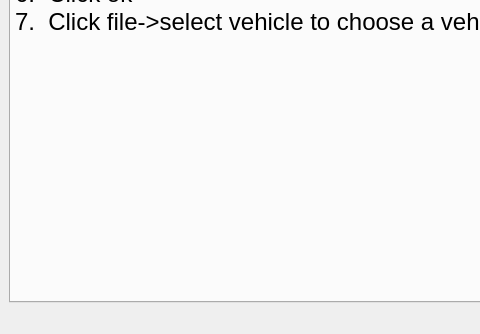
Qt form mainwindowbase.ui (kc8hfi/fuelmanager) before a commit; both pictures show x 0 to 480 and y 275 to 609 of the 868 by 609 pixel window.
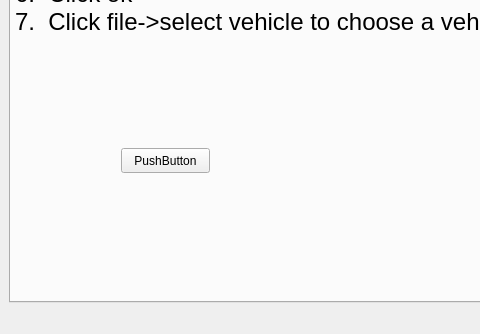
The same form after that commit.

Patch:
```diff
--- a/mainwindowbase.ui
+++ b/mainwindowbase.ui
@@ -69,6 +69,19 @@
          <bool>true</bool>
         </property>
        </widget>
+       <widget class="QPushButton" name="pushButton">
+        <property name="geometry">
+         <rect>
+          <x>110</x>
+          <y>340</y>
+          <width>89</width>
+          <height>25</height>
+         </rect>
+        </property>
+        <property name="text">
+         <string>PushButton</string>
+        </property>
+       </widget>
       </widget>
      </widget>
     </item>
```
Left out of the diff: 27 changed lines with no effect on the pictures.
